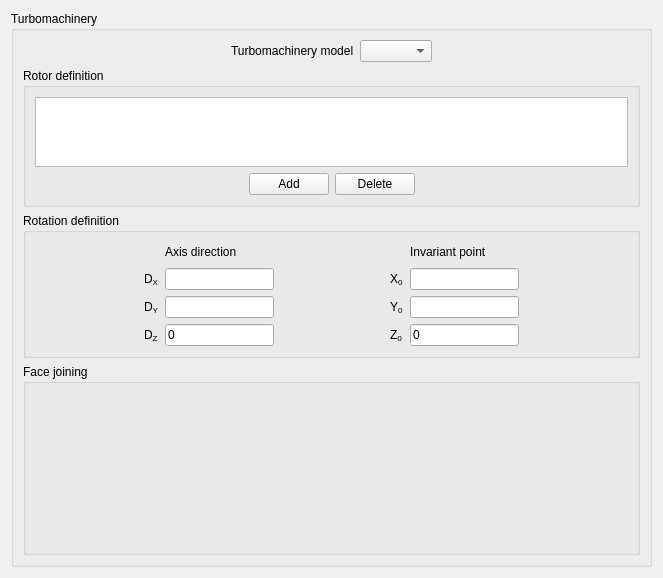
This is gui/Pages/TurboMachineryForm.ui in code-saturne/code_saturne as Qt 5 draws it before an edit. The edited form follows.
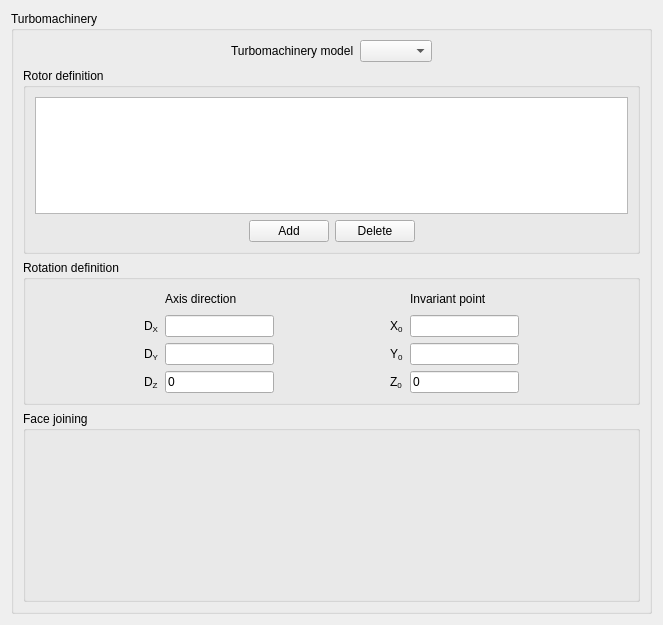
This is the edited form. Custom widgets are drawn as their Qt base class.

What changed in the file:
```diff
--- a/gui/Pages/TurboMachineryForm.ui
+++ b/gui/Pages/TurboMachineryForm.ui
@@ -6,8 +6,8 @@
    <rect>
     <x>0</x>
     <y>0</y>
-    <width>649</width>
-    <height>566</height>
+    <width>659</width>
+    <height>625</height>
    </rect>
   </property>
   <property name="windowTitle">
```
Left out of the diff: 114 changed lines with no effect on the pictures.
